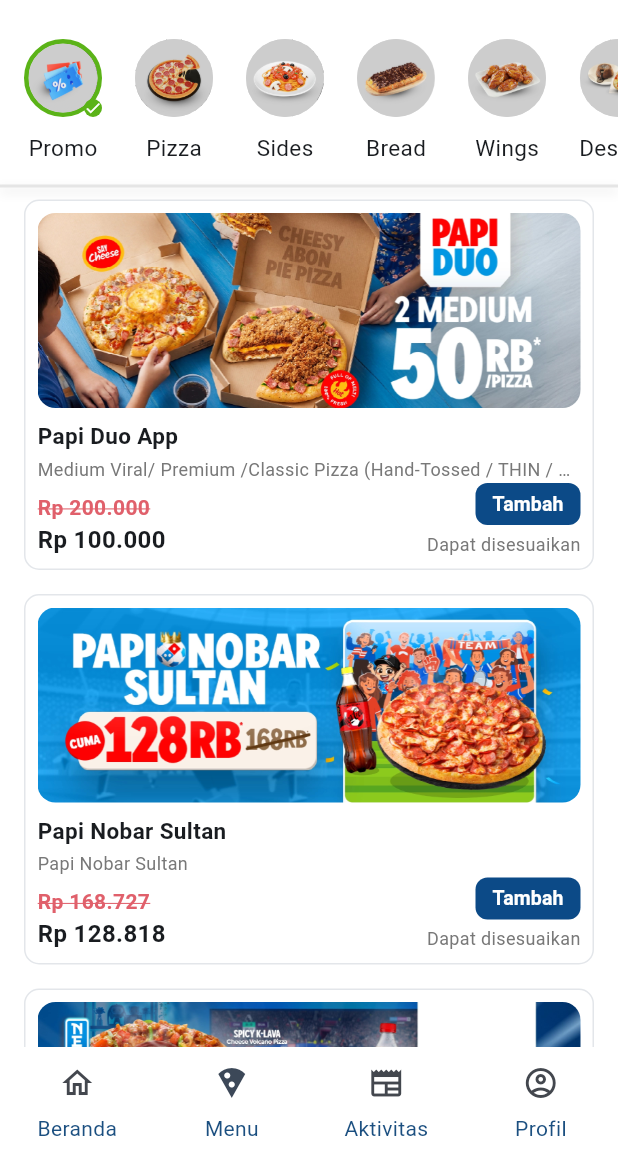
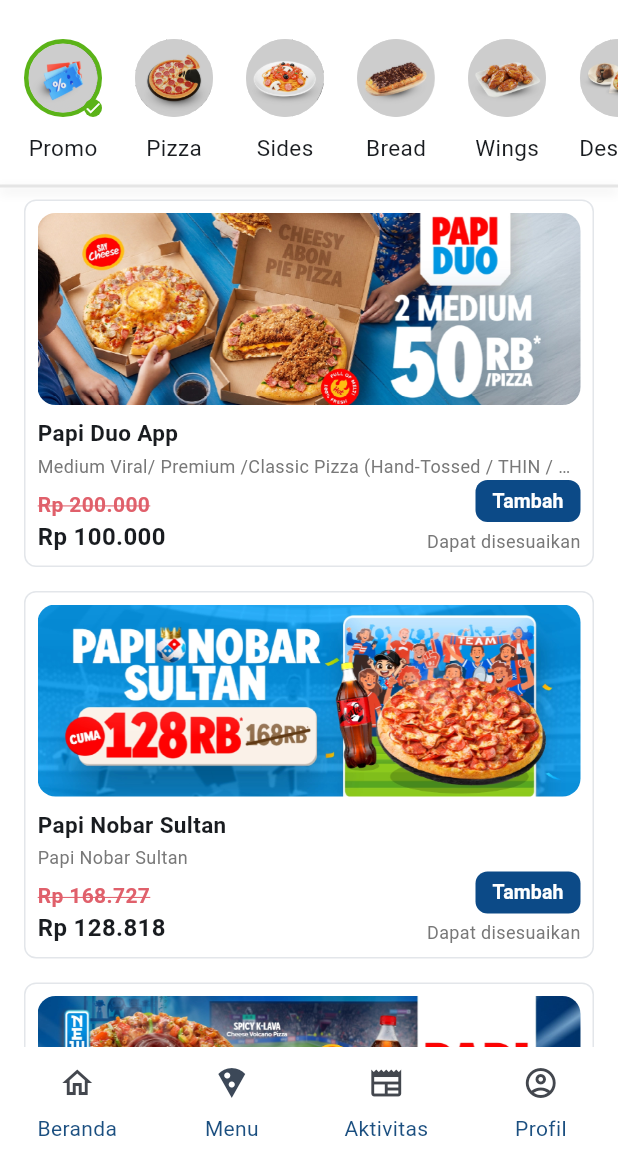
Before and after one commit to sevenstarrs/domino_app, a Flutter app: the screen it shows after launch, item 2 of the bottom bar chosen, on a phone screen of 412 x 824 dp, the part 81-1236 px from its top. Run offline on Flutter 3.47's test engine with Material 3 defaults, Android fonts, the phone set to English and light mode, and no system bars.

Commit message:
update tampilan menu

```diff
--- a/lib/data/dummy_data.dart
+++ b/lib/data/dummy_data.dart
@@ -225,7 +225,7 @@ class DummyData {
     ],
   };
 
-// =========================
+  // =========================
   // TOPPING
   // =========================
     static const _crustsMedium = [
@@ -238,7 +238,7 @@ class DummyData {
     ];
 
   static const _toppingsPremium = [
-    Topping('Rustic Sauce', image: 'assets/images/rustic sauce.png'),
+          Topping('Rustic Sauce', image: 'assets/images/rustic sauce.png'),
           Topping('Mayonnaise', image: 'assets/images/mayo.png'),
           Topping('Mozarella Cheese', image: 'assets/images/mozarella.png'),
           Topping('Chicken Sausage', image: 'assets/images/chicken.png'),
@@ -295,7 +295,7 @@ class DummyData {
         image: 'assets/images/sultan1.jpg',
         sizes: [
           ProductSize('Large',
-              price: 107727, // ganti dengan harga Large di aplikasi
+              price: 150000,
               image: 'assets/images/large.png',
               toppingPrice: 8182,
               crusts: [CrustOption('Overload')]),
@@ -312,10 +312,10 @@ class DummyData {
         image: 'assets/images/sultan2.jpg',
         sizes: [
           ProductSize('Large',
-              price: 107727, // ganti dengan harga Large di aplikasi
+              price: 150000,
               image: 'assets/images/large.png',
               toppingPrice: 8182,
-              crusts: [CrustOption('Classic Handtossed')]),
+              crusts: [CrustOption('Overload')]),
         ],
         defaultSize: 0,
         toppings: _toppingsPremium,
@@ -326,11 +326,15 @@ class DummyData {
         price: 150000,
         imageColor: Color(0xFFB9BEC6),
         image: 'assets/images/sultan3.jpg',
-        sizes: [ProductSize('Large', icon: Icons.local_pizza)],
-        crust: 'Overload',
-        toppings: _toppingsVolcano,
-        maxToppings: 11,
-        toppingPrice: 8182,
+        sizes: [
+          ProductSize('Large',
+              price: 150000,
+              image: 'assets/images/large.png',
+              toppingPrice: 8182,
+              crusts: [CrustOption('Overload')]),
+        ],
+        defaultSize: 0,
+        toppings: _toppingsPremium,
       ),
     ],
 
@@ -343,10 +347,10 @@ class DummyData {
         image: 'assets/images/viral1.jpg',
         sizes: [
           ProductSize('Large',
-              price: 107727, // ganti dengan harga Large di aplikasi
+              price: 129090,
               image: 'assets/images/large.png',
               toppingPrice: 8182,
-              crusts: [CrustOption('Classic Handtossed')]), // sesuaikan kalau Large beda
+              crusts: [CrustOption('Classic Handtossed')]),
           ProductSize('Medium',
               image: 'assets/images/medium.png',
               toppingPrice: 6364,
@@ -367,7 +371,7 @@ class DummyData {
               toppingPrice: 6364,
               crusts: _crustsMedium),
         ],
-        defaultSize: 2,
+        defaultSize: 0,
         toppings: _toppingsPremium,
       ),
       Product(
@@ -401,10 +405,10 @@ class DummyData {
               hasToppings: false,
               crusts: [CrustOption('Classic Handtossed')]),
           ProductSize('Large',
-              price: 107727, // ganti dengan harga Large di aplikasi
+              price: 107727,
               image: 'assets/images/large.png',
               toppingPrice: 8182,
-              crusts: [CrustOption('Classic Handtossed')]), // sesuaikan kalau Large beda
+              crusts: [CrustOption('Classic Handtossed')]),
           ProductSize('Medium',
               image: 'assets/images/medium.png',
               toppingPrice: 6364,
@@ -436,7 +440,7 @@ class DummyData {
               crusts: _crustsMedium),
         ],
         defaultSize: 2,
-        toppings: _toppingsPremium,
+        toppings: _toppingsVolcano,
       ),
       Product(
         name: 'Extravaganzza',
@@ -482,7 +486,7 @@ class DummyData {
               price: 85454,
               image: 'assets/images/large.png',
               toppingPrice: 8182,
-              crusts: [CrustOption('Classic Handtossed')]), // sesuaikan kalau Large beda
+              crusts: [CrustOption('Classic Handtossed')]),
           ProductSize('Medium',
               image: 'assets/images/medium.png',
               toppingPrice: 6364,
@@ -786,10 +790,10 @@ class DummyData {
         imageIcon: Icons.local_drink,
         image: 'assets/images/Drinks2.jpg',
         sizes: [
-          ProductSize('1 Liter', price: 21818, icon: Icons.local_drink,
-              iconColor: Color(0xFFD32F2F)),
-          ProductSize('390 ml', icon: Icons.local_drink,
-              iconColor: Color(0xFFD32F2F)),
+          ProductSize('1 Liter', price: 21818, image: 'assets/images/size.png',
+              icon: Icons.local_drink, iconColor: Color(0xFFD32F2F)),
+          ProductSize('390 ml', image: 'assets/images/size.png',
+              icon: Icons.local_drink, iconColor: Color(0xFFD32F2F)),
         ],
         defaultSize: 1,
         crust: 'Coca Cola',
@@ -802,10 +806,10 @@ class DummyData {
         imageIcon: Icons.local_drink,
         image: 'assets/images/Drinks3.jpg',
         sizes: [
-          ProductSize('1 Liter', price: 21818, icon: Icons.local_drink,
-              iconColor: Color(0xFFD32F2F)),
-          ProductSize('390 ml', icon: Icons.local_drink,
-              iconColor: Color(0xFFD32F2F)),
+          ProductSize('1 Liter', price: 21818, image: 'assets/images/size.png',
+              icon: Icons.local_drink, iconColor: Color(0xFFD32F2F)),
+          ProductSize('390 ml', image: 'assets/images/size.png',
+              icon: Icons.local_drink, iconColor: Color(0xFFD32F2F)),
         ],
         defaultSize: 1,
         crust: 'Sprite',
@@ -818,7 +822,8 @@ class DummyData {
         imageIcon: Icons.local_drink,
         image: 'assets/images/Drinks4.jpg',
         sizes: [
-          ProductSize('350 ml', icon: Icons.local_drink, iconColor: Color(0xFFD32F2F)),
+          ProductSize('350 ml', image: 'assets/images/size.png',
+              icon: Icons.local_drink, iconColor: Color(0xFFD32F2F)),
         ],
         defaultSize: 1,
         crust: 'Frestea Apple',
--- a/lib/presentation/screens/menu/location_screen.dart
+++ b/lib/presentation/screens/menu/location_screen.dart
@@ -1,8 +1,6 @@
 import 'dart:math' as math;
 import 'package:flutter/material.dart';
 
-/// Halaman "Lokasi / Toko Terdekat" (tampilan saja, tidak ada fungsi lokasi).
-/// Hanya tombol kembali (panah) yang berfungsi.
 class LocationScreen extends StatelessWidget {
   const LocationScreen({super.key});
 
@@ -294,7 +292,7 @@ class LocationScreen extends StatelessWidget {
                                   width: 200,
                                   height: 40,
                                   child: OutlinedButton(
-                                    onPressed: () {}, // tidak berfungsi
+                                    onPressed: () {},
                                     style: OutlinedButton.styleFrom(
                                       foregroundColor: Colors.black,
                                       side: const BorderSide(
--- a/lib/presentation/screens/menu/menu_screen.dart
+++ b/lib/presentation/screens/menu/menu_screen.dart
@@ -19,19 +19,12 @@ class _MenuScreenState extends State<MenuScreen> {
   int _cat = 0;
   int _sub = 0;
 
-  // Kategori yang tombol "Tambah"-nya membuka halaman detail
   static const _detailCategories = {'Promo', 'Pizza', 'Sides', 'Bread', 'Wings', 'Dessert', 'Drinks'};
   final ScrollController _categoryController = ScrollController();
-
-  // PageView mengikuti jari saat di-swipe
   final PageController _pageController = PageController();
 
-  // true selama animasi pindah halaman dari tap kategori / sub tab,
-  // supaya onPageChanged tidak mengubah _cat/_sub di halaman yang dilewati
   bool _isAnimating = false;
 
-  // Daftar datar semua halaman: (indexKategori, indexSubTab).
-  // Contoh: Promo(0,0), Pizza(1,0..3), Sides(2,0..1), dst.
   late final List<(int, int)> _pageMap = _buildPageMap();
 
   List<(int, int)> _buildPageMap() {
@@ -329,7 +322,7 @@ class _MenuScreenState extends State<MenuScreen> {
         );
       },
     );
-  } // <-- penutup _buildPage
+  }
 
   // Bar hijau "N barang di keranjang" (muncul kalau keranjang tidak kosong)
   Widget _cartBar() {
@@ -428,11 +421,11 @@ class _MenuScreenState extends State<MenuScreen> {
                     itemCount: _pageMap.length,
                     onPageChanged: _onPageChanged,
                     itemBuilder: (_, index) => _buildPage(index),
-                  ), // penutup PageView
+                  ),
                   _cartBar(),
-                ], // penutup children Stack
-              ), // penutup Stack
-            ), // penutup Expanded
+                ],
+              ),
+            ),
           ],
         ),
       ),
--- a/lib/presentation/screens/menu/search_screen.dart
+++ b/lib/presentation/screens/menu/search_screen.dart
@@ -20,7 +20,6 @@ class _SearchScreenState extends State<SearchScreen> {
       super.dispose();
     }
 
-  // [BARU] pindah tab di MainShell lalu tutup halaman search
   void _goToTab(int index) {
     shellIndex.value = index;
     Navigator.pop(context);
--- a/lib/presentation/widgets/menu_product_card.dart
+++ b/lib/presentation/widgets/menu_product_card.dart
@@ -9,9 +9,6 @@ import 'product_image.dart';
 
 class MenuProductCard extends StatelessWidget {
   final Product product;
-
-  /// true = tombol "Tambah" membuka halaman detail (kategori Sides s/d Dessert).
-  /// false = tampilan lama (AddButton), dipakai Promo, Pizza, dan Drinks.
   final bool enableDetail;
 
   const MenuProductCard({
@@ -29,8 +26,6 @@ class MenuProductCard extends StatelessWidget {
     );
   }
 
-  // Tombol "Tambah" memakai AddButton asli (sama persis dengan Promo & Pizza).
-  // Kalau produk sudah ada di keranjang, tampil "N barang" dengan ukuran yang sama.
   Widget _actionButton(BuildContext context) {
     return ValueListenableBuilder<List<CartLine>>(
       valueListenable: CartService.instance.lines,
@@ -45,7 +40,6 @@ class MenuProductCard extends StatelessWidget {
               : Stack(
                   alignment: Alignment.center,
                   children: [
-                    // AddButton tak terlihat, hanya untuk menyamakan ukuran
                     const Opacity(
                       opacity: 0,
                       child: IgnorePointer(child: AddButton()),
@@ -85,7 +79,7 @@ class MenuProductCard extends StatelessWidget {
       padding: const EdgeInsets.all(8),
       decoration: BoxDecoration(
         color: Colors.white,
-        borderRadius: BorderRadius.circular(10),
+        borderRadius: BorderRadius.circular(8),
         border: Border.all(
           color: AppColors.border,
         ),
@@ -97,7 +91,7 @@ class MenuProductCard extends StatelessWidget {
             color: product.imageColor,
             icon: product.imageIcon,
             image: product.image,
-            height: 130,
+            height: 128,
             width: double.infinity,
           ),
 
@@ -165,8 +159,6 @@ class MenuProductCard extends StatelessWidget {
     );
 
     if (!enableDetail) return card;
-
-    // Seluruh kartu bisa ditekan untuk membuka detail
     return GestureDetector(
       behavior: HitTestBehavior.opaque,
       onTap: () => _openDetail(context),
--- a/lib/presentation/widgets/product_image.dart
+++ b/lib/presentation/widgets/product_image.dart
@@ -1,14 +1,12 @@
 import 'package:flutter/material.dart';
 
-/// Gambar produk. Kalau [image] diisi, tampil gambar dari asset.
-/// Kalau kosong (atau file tidak ditemukan), tampil placeholder berwarna + ikon.
 class ProductImage extends StatelessWidget {
   final Color color;
   final IconData icon;
   final double? height;
   final double? width;
   final double radius;
-  final String? image; // [BARU] path asset, contoh 'assets/images/products/papi_duo.jpg'
+  final String? image;
 
   const ProductImage({
     super.key,
@@ -17,12 +15,11 @@ class ProductImage extends StatelessWidget {
     this.height,
     this.width,
     this.radius = 12,
-    this.image, // [BARU]
+    this.image,
   });
 
   @override
   Widget build(BuildContext context) {
-    // Placeholder lama (gradient + ikon)
     final placeholder = Container(
       decoration: BoxDecoration(
         gradient: LinearGradient(
@@ -47,7 +44,6 @@ class ProductImage extends StatelessWidget {
                 image!,
                 fit: BoxFit.cover,
                 cacheWidth: 800,
-                //errorBuilder: (_, __, ___) => placeholder,
               ),
       ),
     );
```
Also changed, not shown: lib/data/cart_service.dart (+0 -21 lines), lib/presentation/screens/menu/product_detail_screen.dart (+54 -39 lines), assets/images/sultan1.jpg.
